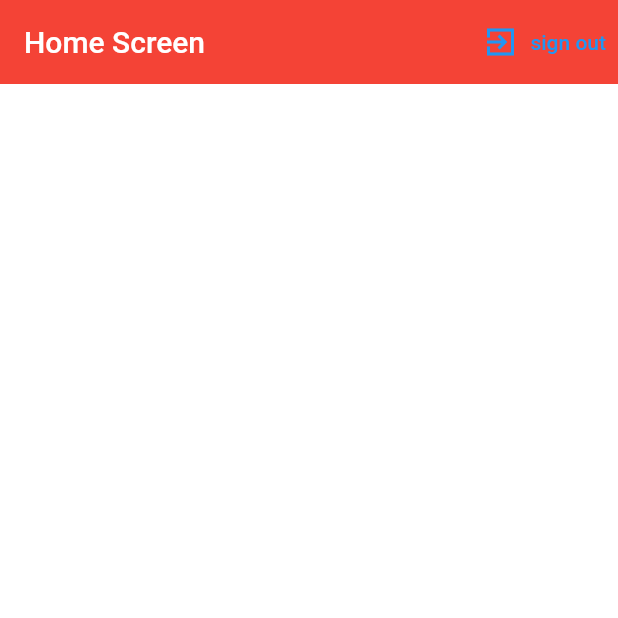
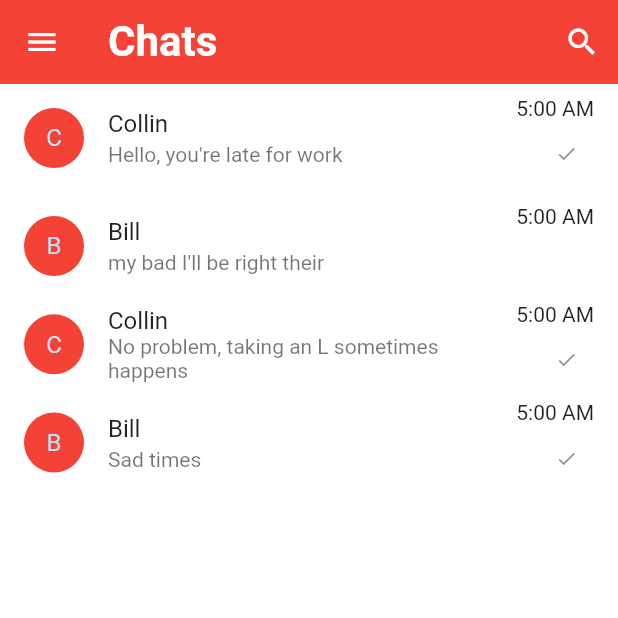
Before and after one commit to Relicjamin-jv/LittleChatFlutter, a Flutter app: the screen it shows once a user with an empty profile is signed in, on a phone screen of 412 x 824 dp, the top half of it. Run offline on Flutter 3.47's test engine with Material 2 defaults, Android fonts, the phone set to English and light mode, and no system bars; our stand-ins replace firebase_auth, firebase_core, flutter_spinkit, photo_view; accounts and stored records are empty; network calls fail.

Commit message:
Added a few screens and the orientation ability, next need to add firebase methods/better models of the user etc.

```diff
--- a/lib/main.dart
+++ b/lib/main.dart
@@ -7,10 +7,14 @@ import 'package:little_chat/screens/login_screen_statefull.dart';
 import 'package:firebase_core/firebase_core.dart';
 import 'package:little_chat/screens/wrapper.dart';
 import 'package:provider/provider.dart';
+import 'package:flutter/services.dart';
 
 void main() async {
   WidgetsFlutterBinding.ensureInitialized();
   await Firebase.initializeApp();
+  SystemChrome.setPreferredOrientations([
+    DeviceOrientation.portraitUp, DeviceOrientation.landscapeLeft, DeviceOrientation.landscapeRight
+  ]);
   runApp(MyApp());
 }
 
--- /dev/null
+++ b/lib/models/message_model.dart
@@ -0,0 +1,49 @@
+
+import 'package:firebase_auth/firebase_auth.dart';
+
+class Message{
+  final String sender;
+  final String time;
+  final String text;
+  final bool unread;
+
+  Message({
+    this.sender,
+    this.time,
+    this.text,
+    this.unread
+  });
+
+}
+
+//Some sample messages to set up just to get the UX set up
+
+List<Message> chats = [
+  Message(
+    sender: "Collin",
+    time: "5:00 AM",
+    text: "Hello, you're late for work",
+    unread: true,
+  ),
+  Message(
+    sender: "Bill",
+    time: "5:00 AM",
+    text: "my bad I'll be right their",
+    unread: false,
+  ),
+  Message(
+    sender: "Collin",
+    time: "5:00 AM",
+    text: "No problem, taking an L sometimes happens",
+    unread: true,
+  ),
+  Message(
+    sender: "Bill",
+    time: "5:00 AM",
+    text: "Sad times",
+    unread: true,
+  ),
+
+
+
+];
--- a/lib/screens/home.dart
+++ b/lib/screens/home.dart
@@ -1,5 +1,9 @@
+import 'package:flutter/cupertino.dart';
 import 'package:flutter/material.dart';
 import 'package:little_chat/Service/auth.dart';
+import 'package:little_chat/models/message_model.dart';
+import 'package:little_chat/screens/ChatScreen.dart';
+import 'package:little_chat/screens/shed.dart';
 
 class home extends StatefulWidget {
   @override
@@ -10,20 +14,129 @@ class _homeState extends State<home> {
   @override
   Widget build(BuildContext context) {
     return Scaffold(
+      drawer: Drawer(
+        child: ListView(
+          children: [
+            Container(
+              color: Colors.red,
+              child: DrawerHeader(
+                child: Image(
+                  image: AssetImage(
+                    "Assets/Images/Logo.png",
+                  ),
+                ),
+              ),
+            ),
+            ListTile(
+              leading: Icon(
+                Icons.calendar_today_sharp,
+              ),
+              title: Text(
+                "Schedule"
+              ),
+              onTap: () => Navigator.push(context, MaterialPageRoute(builder: (_) => shed())),
+            ),
+            ListTile(
+              leading: Icon(
+                Icons.add
+              ),
+              title: Text(
+                "Start a Conversation"
+              ),
+              //TODO make a recycle screen that allows the user to pick the people who they want to talk to
+              onTap: () => null,
+            ),
+            ListTile(
+              leading: Icon(
+                Icons.info_outline_rounded
+              ),
+              title: Text(
+                "Information"
+              ),
+              //TODO make a screen that has a short info on the app and contact information
+              onTap: () => null,
+            ),
+            ListTile(
+              leading: Icon(
+                Icons.exit_to_app_sharp
+              ),
+              title: Text(
+                "Sign out"
+              ),
+              onTap: () => AuthService().signOut(),
+            ),
+          ],
+        ),
+      ),
       backgroundColor: Colors.white,
       appBar: AppBar(
-        title: Text("Home Screen"),
+        title: Align(
+          alignment: Alignment.topLeft,
+          child: Text(
+            "Chats",
+            style: TextStyle(
+              fontSize: 28.0,
+              fontWeight: FontWeight.bold,
+            ),
+          ),
+        ),
         backgroundColor: Colors.red,
         elevation: 0.0,
         actions: <Widget>[
-          TextButton.icon(
+          IconButton(
               onPressed: (){
-                AuthService().signOut();
+                //TODO add a search function for the user to search for an user
               },
               icon: Icon(
-                Icons.exit_to_app_sharp,
+                Icons.search,
+                color: Colors.white,
               ),
-              label: Text("sign out"))
+          ),
+        ],
+      ),
+      body: Column(
+        children: [
+          //TODO add the listview based on this video https://www.youtube.com/watch?v=h-igXZCCrrc
+          Expanded(
+            child: Container(
+              child: ListView.builder(
+                itemCount: chats.length,
+                  itemBuilder: (BuildContext context, int index){
+                  return ListTile(
+                    onTap: () => Navigator.push(context, MaterialPageRoute(builder: (_) => chatScreen(user: chats[index].sender))),
+                    title: Text(chats[index].sender),
+                    leading: CircleAvatar(
+                      backgroundColor: Colors.red,
+                      child: Text(
+                        '${chats[index].sender[0]}'
+                      ),
+                    ),
+                    subtitle: Text(
+                      chats[index].text
+                    ),
+                    trailing: Container(
+                      child: Column(
+                        children: [
+                          Text(
+                            chats[index].time
+                          ),
+                          Container(
+                            padding: EdgeInsets.fromLTRB(15.0, 15.0, 0, 0),
+                            child: Visibility(
+                              visible: chats[index].unread,
+                              child: Icon(
+                                Icons.check,
+                                size: 15.0,
+                              ),
+                            ),
+                          )
+                        ],
+                      ),
+                    ),
+                  );
+              }),
+            ),
+          ),
         ],
       ),
     );
--- a/pubspec.yaml
+++ b/pubspec.yaml
@@ -32,6 +32,8 @@ dependencies:
   firebase_auth: ^1.0.1
   cloud_firestore: ^1.0.1
   provider: ^5.0.0
+  flutter_spinkit: ^5.0.0
+  photo_view: ^0.11.1
 
 dev_dependencies:
   flutter_test:
@@ -50,7 +52,7 @@ flutter:
 
   # To add assets to your application, add an assets section, like this:
   assets:
-    - Assets/Images/Logo.png
+    - Assets/Images/
 
 
   # An image asset can refer to one or more resolution-specific "variants", see
```
Also changed, not shown: lib/Shared/loading.dart (added, +17 -0 lines), lib/models/shed_model.dart (added, +20 -0 lines), lib/screens/ChatScreen.dart (added, +136 -0 lines), lib/screens/login_screen_statefull.dart (+38 -1 lines), lib/screens/shed.dart (added, +91 -0 lines), Assets/Images/calender.png (added), pubspec.lock.
